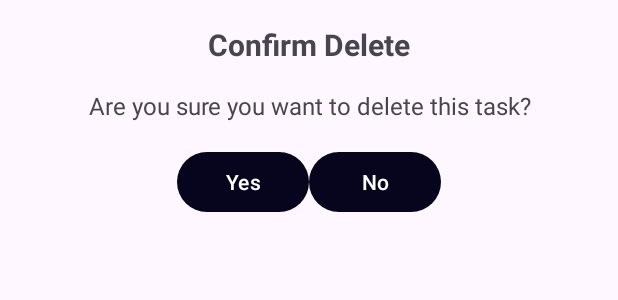
After one commit to Nihara-R/MAD-Lab-Exam-4-Task-App, an Android app: the layout dialog_confirm.xml on its own in the app's theme, with its tools: preview values and no code run, on a phone screen of 412 x 824 dp. The commit adds this screen. Shown: the top 300 px of the screen. Run offline under Robolectric (Android 15) with nearby library versions, the phone set to English and light mode, and no system bars.

Commit message:
Adding dialog confirm box

```diff
--- a/app/src/main/res/drawable/orange_boarder.xml
+++ b/app/src/main/res/drawable/blackblue_boarder.xml
@@ -3,7 +3,7 @@
     android:shape="rectangle">
 
     <stroke
-        android:width="1dp"
+        android:width="2dp"
         android:color="@color/blackBlue"/>
 
     <corners
--- a/app/src/main/res/layout/activity_add_task.xml
+++ b/app/src/main/res/layout/activity_add_task.xml
@@ -37,7 +37,7 @@
         android:padding="12dp"
         android:textSize="20sp"
         android:layout_below="@+id/addTaskHeading"
-        android:background="@drawable/orange_boarder"
+        android:background="@drawable/blackblue_boarder"
         android:layout_marginTop="16dp"
         android:maxLines="1"
         android:fontFamily="@font/poppins"
@@ -51,7 +51,7 @@
         android:gravity="top"
         android:padding="12dp"
         android:textSize="18sp"
-        android:background="@drawable/orange_boarder"
+        android:background="@drawable/blackblue_boarder"
         android:layout_below="@+id/titleEditTest"
        android:layout_marginTop="12dp"
         android:fontFamily="@font/poppins"
--- /dev/null
+++ b/app/src/main/res/layout/dialog_confirm.xml
@@ -0,0 +1,46 @@
+<LinearLayout xmlns:android="http://schemas.android.com/apk/res/android"
+    android:layout_width="match_parent"
+    android:layout_height="wrap_content"
+    android:orientation="vertical"
+    android:padding="16dp">
+
+    <TextView
+        android:id="@+id/dialogTitle"
+        android:layout_width="match_parent"
+        android:layout_height="wrap_content"
+        android:text="Confirm Delete"
+        android:textSize="20sp"
+        android:textStyle="bold"
+        android:gravity="center"
+        android:layout_marginBottom="16dp"/>
+
+    <TextView
+        android:id="@+id/dialogMessage"
+        android:layout_width="match_parent"
+        android:layout_height="wrap_content"
+        android:text="Are you sure you want to delete this task?"
+        android:textSize="16sp"
+        android:gravity="center"
+        android:layout_marginBottom="16dp"/>
+
+    <LinearLayout
+        android:layout_width="match_parent"
+        android:layout_height="wrap_content"
+        android:orientation="horizontal"
+        android:gravity="center">
+
+        <Button
+            android:id="@+id/confirm_button"
+            android:layout_width="wrap_content"
+            android:layout_height="wrap_content"
+            android:text="Yes"/>
+
+        <Button
+            android:id="@+id/cancel_button"
+            android:layout_width="wrap_content"
+            android:layout_height="wrap_content"
+            android:text="No"/>
+
+    </LinearLayout>
+
+</LinearLayout>
--- a/app/src/main/res/layout/task_item.xml
+++ b/app/src/main/res/layout/task_item.xml
@@ -25,7 +25,7 @@
                 android:layout_height="wrap_content"
                 android:text="Title"
                 android:fontFamily="@font/poppins"
-                android:textColor="@color/orange"
+                android:textColor="@color/blackBlue"
                 android:textSize="18sp"
                 android:textStyle="bold">
 
```
Also changed, not shown: app/src/main/java/com/example/mytask/TaskAdapter.kt (+16 -3 lines), app/src/main/res/layout/activity_update_task.xml (+5 -4 lines).
